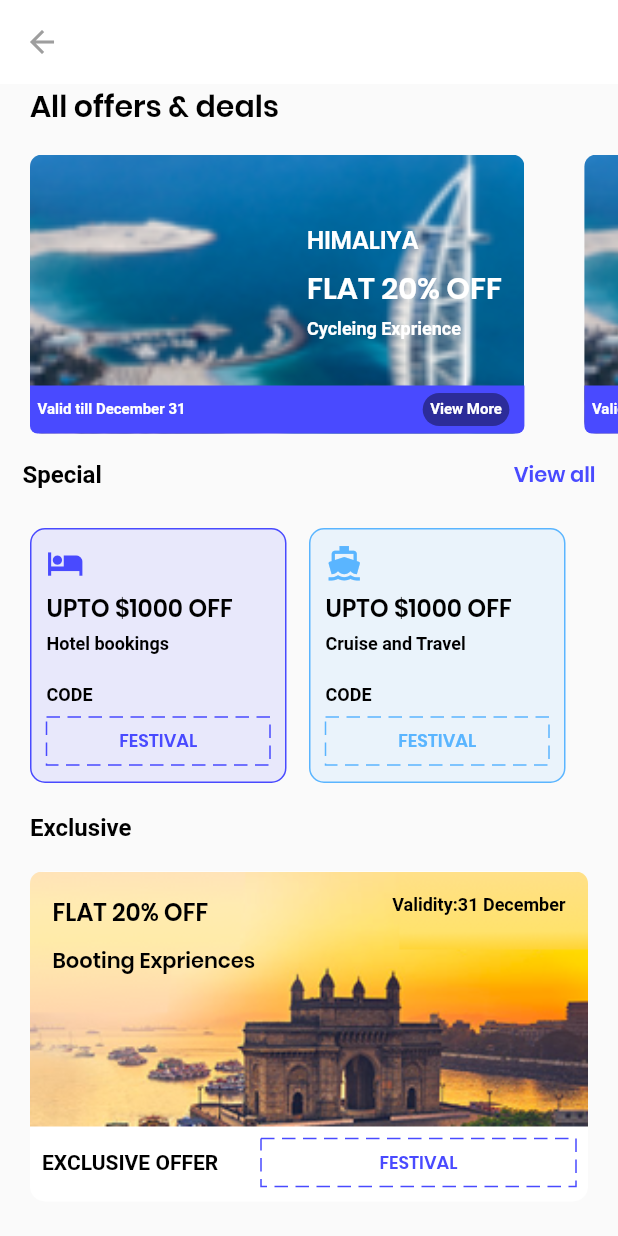
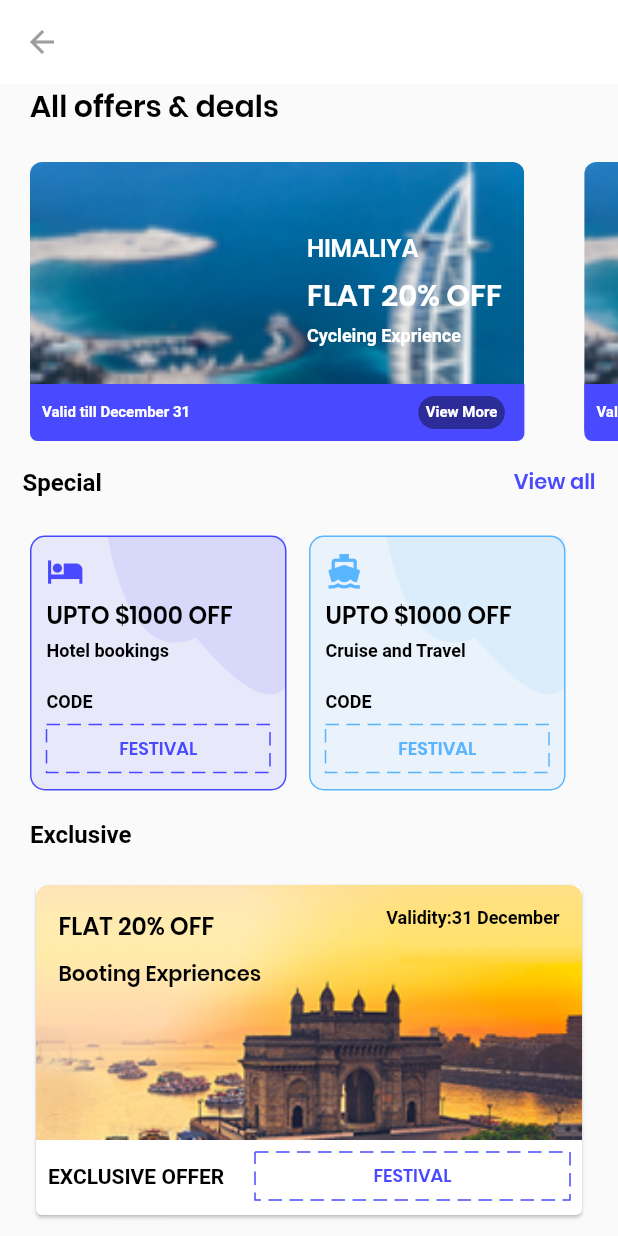
Before and after one commit to kavathiyatulsi/fluttercohort, a Flutter app: the OfferAndDetailsScreen screen opened directly, on a phone screen of 412 x 824 dp. Run offline on Flutter 3.47's test engine with Material 2 defaults, Android fonts, the phone set to English and light mode, and no system bars; drawn by our look-alikes of dotted_border; our stand-ins replace cloud_firestore, firebase_auth, rxdart, toast; accounts and stored records are empty; Roboto replaces fonts that are missing (Poppins-Medium.ttf).

Commit message:
Create Custom paint

```diff
--- /dev/null
+++ b/lib/common/CustomPaint.dart
@@ -0,0 +1,37 @@
+import 'package:flutter/material.dart';
+
+class CurvePainter extends CustomPainter {
+  Color colorOne = Colors.red;
+  Color colorTwo = Colors.red[300];
+  Color colorThree = Colors.red[100];
+
+  CurvePainter(this.colorOne);
+
+  @override
+  void paint(Canvas canvas, Size size) {
+    Path path = Path();
+    Paint paint = Paint();
+
+    final height = size.height;
+    final width = size.width;
+
+    paint.color = Colors.blue;
+    canvas.drawPath(path, paint);
+    path = Path();
+    path.lineTo(width * 0.3, 0);
+    path.quadraticBezierTo(width * 0.40, height * 0.51, width * 0.65, height * 0.40);
+    //path.quadraticBezierTo(size.width * 0.60, size.height * 0.30, size.width * 0.40, size.height * 0.65);
+    //path.quadraticBezierTo(size.width * 0.50, size.height * 0.30, size.width * 0.72, size.height * 0.69);
+    path.quadraticBezierTo(width * 0.90, height * 0.70, width, height * 0.60);
+    path.lineTo(size.width, 0);
+    path.close();
+
+    paint.color = colorOne.withOpacity(0.1);
+    canvas.drawPath(path, paint);
+  }
+
+  @override
+  bool shouldRepaint(CustomPainter oldDelegate) {
+    return oldDelegate != this;
+  }
+}
--- a/lib/screen/offersdetails/offers_details_screen.dart
+++ b/lib/screen/offersdetails/offers_details_screen.dart
@@ -1,3 +1,4 @@
+import 'package:cohort_app/common/CustomPaint.dart';
 import 'package:cohort_app/common/SizeBoxView.dart';
 import 'package:cohort_app/screen/home/widget/CommonTextView.dart';
 import 'package:cohort_app/theme/color.dart';
@@ -5,6 +6,7 @@ import 'package:cohort_app/theme/string.dart';
 import 'package:cohort_app/theme/style.dart';
 import 'package:dotted_border/dotted_border.dart';
 import 'package:flutter/material.dart';
+
 
 class OfferAndDetailsScreen extends StatefulWidget {
   @override
@@ -38,7 +40,7 @@ class _OfferAndDetailsScreenState extends State<OfferAndDetailsScreen> {
                 style: Theme.of(context).textTheme.body1.apply(color: black),
               ),
             ),
-            sizeBox(5.0),
+            sizeBox(10.0),
             _allOfferList(),
             sizeBox(5.0),
             CommonTextView(special),
@@ -79,7 +81,7 @@ class _OfferAndDetailsScreenState extends State<OfferAndDetailsScreen> {
             padding: const EdgeInsets.symmetric(horizontal: 10, vertical: 10),
             child: Container(
               width: MediaQuery.of(context).size.width * 0.8,
-              height: 210.0,
+              height: 170.0,
               decoration: BoxDecoration(
                 borderRadius: BorderRadius.all(Radius.circular(8.0)),
                 image: new DecorationImage(
@@ -131,7 +133,7 @@ class _OfferAndDetailsScreenState extends State<OfferAndDetailsScreen> {
                                 bottomLeft: Radius.circular(5.0),
                                 bottomRight: Radius.circular(5.0))),
                         child: Padding(
-                          padding: EdgeInsets.all(5),
+                          padding: EdgeInsets.all(8),
                           child: Row(
                             mainAxisAlignment: MainAxisAlignment.spaceBetween,
                             children: <Widget>[
@@ -195,6 +197,8 @@ class _OfferAndDetailsScreenState extends State<OfferAndDetailsScreen> {
           borderRadius: BorderRadius.all(Radius.circular(10.0)),
           color: boxColor.withOpacity(0.1),
           border: Border.all(width: 1, color: boxColor)),
+      child: CustomPaint(
+        painter: CurvePainter(boxColor),
         child: Padding(
           padding: const EdgeInsets.all(10.0),
           child: Column(
@@ -240,12 +244,14 @@ class _OfferAndDetailsScreenState extends State<OfferAndDetailsScreen> {
             ],
           ),
         ),
+      ),
     );
   }
 
   _exclusiveView() {
     return Padding(
-      padding: EdgeInsets.all(20.0),
+      padding: const EdgeInsets.all(20.0),
+      child: Card(
         child: Container(
           height: 220,
           width: MediaQuery.of(context).size.width,
@@ -335,6 +341,7 @@ class _OfferAndDetailsScreenState extends State<OfferAndDetailsScreen> {
             ],
           ),
         ),
+      ),
     );
   }
 }
```
Lines whose indentation alone changed are shown as unchanged.
